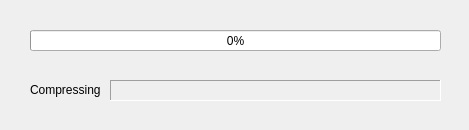
Old version of the form Q7Zip/progress_window.ui in the repository Zalafina/Q7Zip.
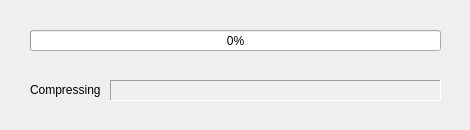
New version of the form.

Commit message: Fix window size.

The edit to the form file:
```diff
--- a/Q7Zip/progress_window.ui
+++ b/Q7Zip/progress_window.ui
@@ -6,10 +6,28 @@
    <rect>
     <x>0</x>
     <y>0</y>
-    <width>469</width>
+    <width>470</width>
     <height>130</height>
    </rect>
   </property>
+  <property name="sizePolicy">
+   <sizepolicy hsizetype="Fixed" vsizetype="Fixed">
+    <horstretch>0</horstretch>
+    <verstretch>0</verstretch>
+   </sizepolicy>
+  </property>
+  <property name="minimumSize">
+   <size>
+    <width>470</width>
+    <height>130</height>
+   </size>
+  </property>
+  <property name="maximumSize">
+   <size>
+    <width>470</width>
+    <height>130</height>
+   </size>
+  </property>
   <property name="windowTitle">
    <string>Progressing</string>
   </property>
```
The commit also changes 1 other file.
